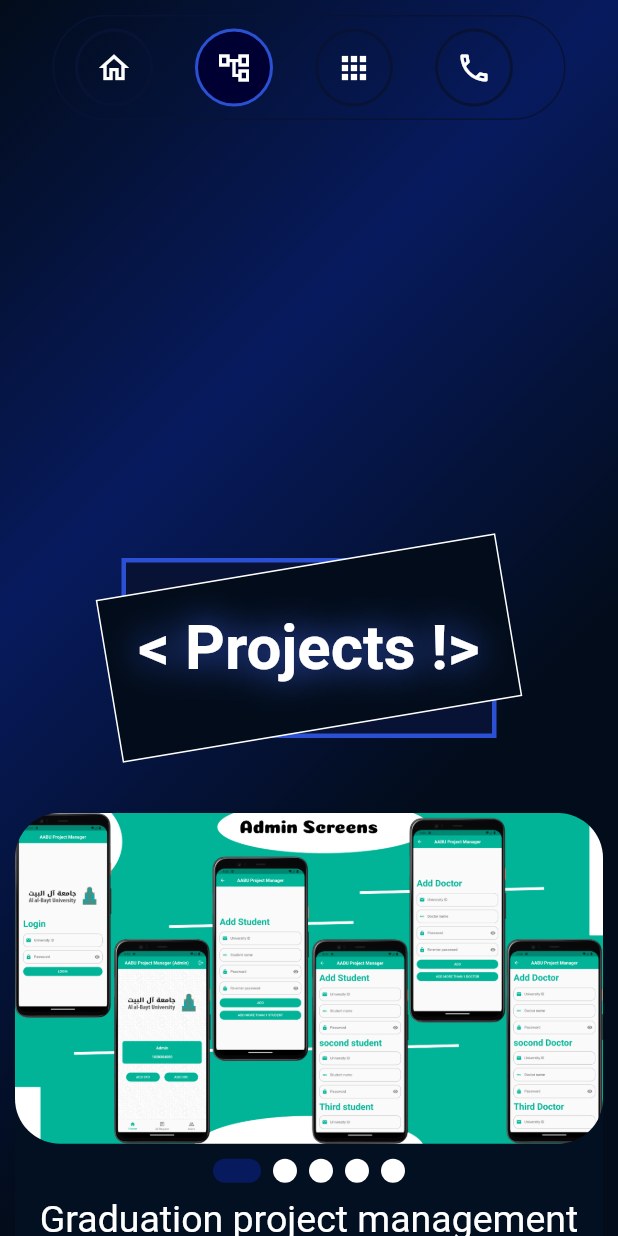
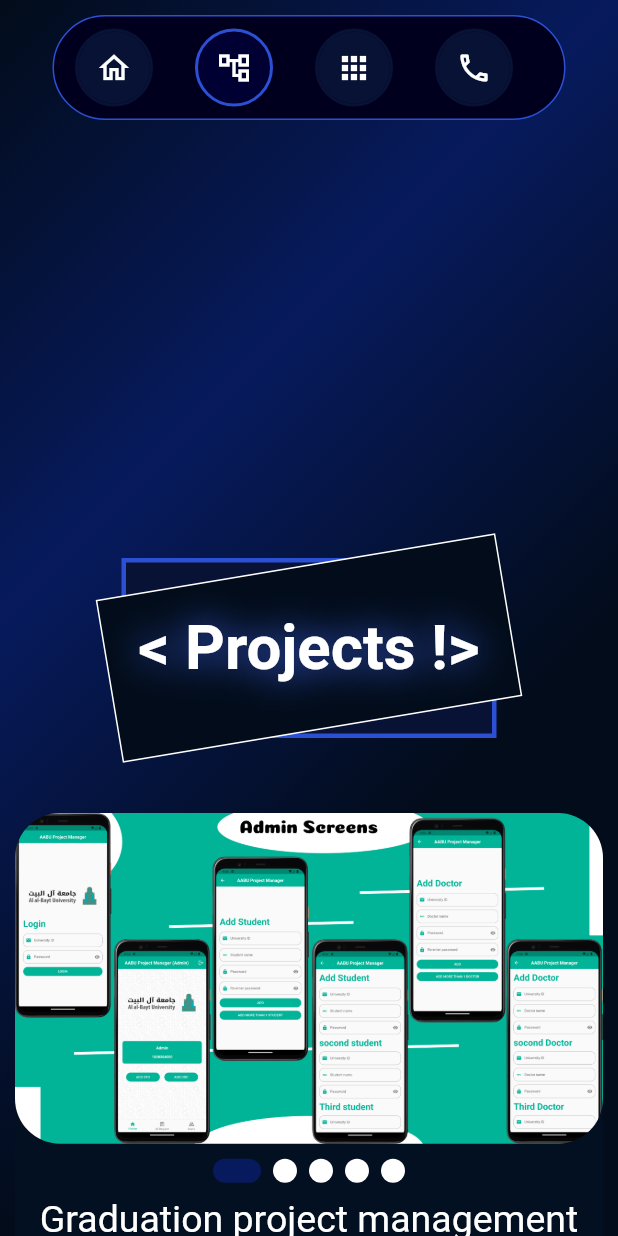
Before and after one commit to MohammadAliOmari/My_Portfolio, a Flutter app: the screen it shows after launch, scrolled down 1728 dp, on a phone screen of 412 x 824 dp. Run offline on Flutter 3.47's test engine with Material 3 defaults, Android fonts, the phone set to English and light mode, and no system bars; drawn by our look-alikes of carousel_slider, smooth_page_indicator; our stand-ins replace animate_do, animated_text_kit.

Commit message:
-change email -change menu color -delete skill

```diff
--- a/lib/layout/portfolio_layout.dart
+++ b/lib/layout/portfolio_layout.dart
@@ -99,11 +99,11 @@ class _PortfolioLayoutState extends State<PortfolioLayout> {
                       padding: const EdgeInsets.only(
                           left: Distance.d10, right: Distance.d10),
                       child: Container(
+                        padding: const EdgeInsets.only(top: 10),
                         decoration: BoxDecoration(
-                          border: Border.all(color: ColorsManager.darkblue),
-                          borderRadius: BorderRadius.circular(Distance.d50),
-                          color: ColorsManager.grey.withOpacity(0),
-                        ),
+                            border: Border.all(color: ColorsManager.blue),
+                            borderRadius: BorderRadius.circular(Distance.d50),
+                            color: ColorsManager.black.withBlue(30)),
                         alignment: Alignment.center,
                         height: 340,
                         width: 100,
@@ -140,10 +140,9 @@ class _PortfolioLayoutState extends State<PortfolioLayout> {
                 children: [
                   Container(
                     decoration: BoxDecoration(
-                      borderRadius: BorderRadius.circular(Distance.d50),
-                      color: ColorsManager.white.withOpacity(0),
-                      border: Border.all(color: ColorsManager.darkblue),
-                    ),
+                        border: Border.all(color: ColorsManager.blue),
+                        borderRadius: BorderRadius.circular(Distance.d50),
+                        color: ColorsManager.black.withBlue(30)),
                     height: 70,
                     margin: const EdgeInsets.symmetric(
                       vertical: Distance.d10,
--- a/lib/main.dart
+++ b/lib/main.dart
@@ -16,7 +16,7 @@ class MyApp extends StatelessWidget {
       theme: ThemeData(useMaterial3: false),
       title: "Mohamad'Omari",
       debugShowCheckedModeBanner: false,
-      home: PortfolioLayout(),
+      home: const PortfolioLayout(),
     );
   }
 }
--- a/lib/modules/contact_page.dart
+++ b/lib/modules/contact_page.dart
@@ -107,12 +107,15 @@ class ContactPage extends StatelessWidget {
                   ],
                 ),
               ),
-              Container(
+            ],
+          ),
+        ),
+        bottomNavigationBar: Container(
           padding: const EdgeInsets.only(top: Distance.d10),
           width: MediaQuery.of(context).size.width,
           decoration: const BoxDecoration(
-                  border: Border(
-                      top: BorderSide(color: ColorsManager.blue, width: 3)),
+            border:
+                Border(top: BorderSide(color: ColorsManager.blue, width: 3)),
           ),
           child: Text(
             'DEVELOPED BY MOHAMAD OMARI © COPYRIGHT 2024',
@@ -122,9 +125,6 @@ class ContactPage extends StatelessWidget {
                 color: ColorsManager.white),
           ),
         ),
-            ],
-          ),
-        ),
       ),
     );
   }
--- a/lib/modules/skills_page.dart
+++ b/lib/modules/skills_page.dart
@@ -49,18 +49,6 @@ class SkillPage extends StatelessWidget {
                             'assets/images/icons8-flutter-100.png'),
                       ),
                       HoverSkillCardItem(
-                        skillName: 'PHP',
-                        context: context,
-                        img: const AssetImage(
-                            'assets/images/icons8-php-100.png'),
-                      ),
-                      HoverSkillCardItem(
-                        skillName: 'MYSQL',
-                        context: context,
-                        img: const AssetImage(
-                            'assets/images/icons8-mysql-100.png'),
-                      ),
-                      HoverSkillCardItem(
                         skillName: 'Dart',
                         context: context,
                         img: const AssetImage(
@@ -71,6 +59,12 @@ class SkillPage extends StatelessWidget {
                         context: context,
                         img:
                             const AssetImage('assets/images/icons8-api-67.png'),
+                      ),
+                      HoverSkillCardItem(
+                        skillName: 'MYSQL',
+                        context: context,
+                        img: const AssetImage(
+                            'assets/images/icons8-mysql-100.png'),
                       ),
                       HoverSkillCardItem(
                         skillName: 'Postman',
--- a/lib/shared/components/project_card.dart
+++ b/lib/shared/components/project_card.dart
@@ -31,7 +31,8 @@ class _ProjectCardState extends State<ProjectCard> {
     final width = MediaQuery.of(context).size.width;
 
     List<Uri> codeUrlList = [
-      Uri.parse('https://github.com/MohammadAliOmari/project-manager'),
+      Uri.parse(
+          'https://github.com/MohammadAliOmari/Graduation-project-management-system'),
       Uri.parse('https://github.com/MohammadAliOmari/Shop_App'),
       Uri.parse('https://github.com/MohammadAliOmari/News-App'),
       Uri.parse('https://github.com/MohammadAliOmari/Weather-App'),
@@ -40,9 +41,9 @@ class _ProjectCardState extends State<ProjectCard> {
       Uri.parse('https://github.com/MohammadAliOmari/bmi_calculator'),
     ];
     List<Uri> demoList = [
-      Uri.parse('https://github.com/MohammadAliOmari/project-manager'),
-      Uri.parse('https://github.com/MohammadAliOmari/Shop_App'),
-      Uri.parse('https://github.com/MohammadAliOmari/News-App'),
+      Uri.parse(''),
+      Uri.parse(''),
+      Uri.parse(''),
       Uri.parse('https://moh-weatherapp.netlify.app'),
       Uri.parse('https://moquizapp.netlify.app/'),
       Uri.parse('https://mohamadtodolist.netlify.app'),
@@ -55,9 +56,7 @@ class _ProjectCardState extends State<ProjectCard> {
     }
 
     Future launchUrl2() async {
-      if (widget.index1 == 0) {
-        return null;
-      } else if (!await launchUrl(demoList[widget.index1])) {
+      if (!await launchUrl(demoList[widget.index1])) {
         throw Exception('Could not launch $demoList');
       }
     }
--- a/lib/shared/components/side_bar_hover.dart
+++ b/lib/shared/components/side_bar_hover.dart
@@ -54,7 +54,7 @@ class _HoverSideBarItemState extends State<HoverSideBarItem> {
             shape: BoxShape.circle,
             color: widget.selectedindex == widget.index || isHovered
                 ? ColorsManager.black.withBlue(50)
-                : null,
+                : ColorsManager.darkblue,
           ),
           alignment: Alignment.center,
           margin: const EdgeInsets.all(Distance.d10),
--- a/lib/shared/constants/values.dart
+++ b/lib/shared/constants/values.dart
@@ -1,7 +1,7 @@
 import 'package:flutter/material.dart';
 
 class AppString {
-  static const String name = "Mohammad AlOmari ";
+  static const String name = "Mohamad Ali Omari ";
   static const String im = "I'M";
   static const String skills = "< Skills !>";
   static const String position = "Mobile Developer";
@@ -10,7 +10,7 @@ class AppString {
       "Recent Computer Science Graduate From Al-Albayt University , I work in  Mobile-Development, And I have experience in dealing with programming and modern mobile technologies,And I have built a lot of projects that have increased my experience and trained me a lot,I'm a fast learner and always love to develop myself .";
   static const String projects = "< Projects !>";
   static const String contact = "< Contacts !>";
-  static const String email = "mohamadomari.2546@gmail.com";
+  static const String email = "mmohamadalizakariaomari@gmail.com";
   static const String phone = "+962797466240";
   static const String github = "MohammadAliOmari";
   static const String githubLink = "https://github.com/MohammadAliOmari";
```
Also changed, not shown: pubspec.lock. Lines whose indentation alone changed are shown as unchanged.
